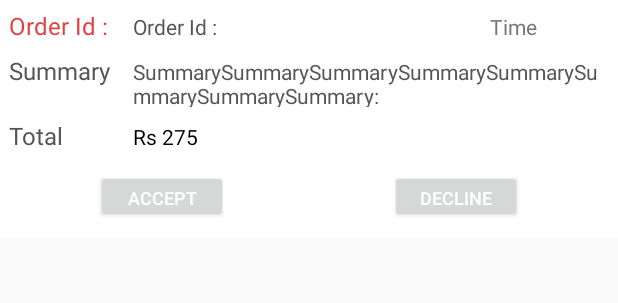
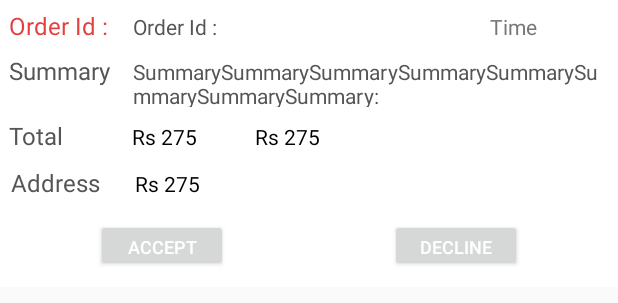
Before and after one commit to iit2015143/khanabotrestapp, an Android app: the layout pendingorder.xml on its own in the app's theme, with its tools: preview values and no code run, on a phone screen of 412 x 824 dp. Shown: the top 303 px of the screen. Run offline under Robolectric (Android 15) with nearby library versions, the phone set to English and light mode, and no system bars; Roboto replaces fonts that are not available here.

Commit message:
Add files via upload
Added address and revised total in orders

```diff
--- a/app/src/main/res/layout/pendingorder.xml
+++ b/app/src/main/res/layout/pendingorder.xml
@@ -78,17 +78,57 @@
         <TextView
             android:layout_width="0dp"
             android:layout_height="wrap_content"
-            android:layout_weight="4"
+            android:layout_weight="1"
             android:layout_marginLeft="4dp"
             android:text="Rs 275"
             android:id="@+id/total"
             android:textColor="@color/black"
             android:textSize="@dimen/sletter" />
+
+        <TextView
+            android:layout_width="0dp"
+            android:layout_height="wrap_content"
+            android:layout_weight="4"
+            android:layout_marginLeft="4dp"
+            android:text="Rs 275"
+            android:id="@+id/revisedTotal"
+            android:textColor="@color/black"
+            android:textSize="@dimen/sletter" />
     </LinearLayout>
+
     <LinearLayout
         android:layout_width="match_parent"
         android:layout_height="wrap_content"
         android:layout_below="@+id/totalbar"
+        android:id="@+id/addressbar"
+        android:weightSum="5"
+        android:padding="5dp"
+        >
+
+        <TextView
+            android:layout_width="0dp"
+            android:layout_height="wrap_content"
+            android:layout_weight="1"
+            android:text="Address"
+            android:textColor="@color/moan"
+            android:textSize="@dimen/nletter" />
+        <TextView
+            android:layout_width="0dp"
+            android:layout_height="wrap_content"
+            android:layout_weight="4"
+            android:layout_marginLeft="4dp"
+            android:text="Rs 275"
+            android:id="@+id/address"
+            android:textColor="@color/black"
+            android:textSize="@dimen/sletter" />
+
+    </LinearLayout>
+
+
+    <LinearLayout
+        android:layout_width="match_parent"
+        android:layout_height="wrap_content"
+        android:layout_below="@+id/addressbar"
         android:id="@+id/btncontainer"
         android:padding="8dp"
         android:weightSum="4">
```
Also changed, not shown: app/src/main/res/layout/currentorder.xml (+41 -2 lines), app/src/main/res/layout/orderhistoryitem.xml (+10 -1 lines).
